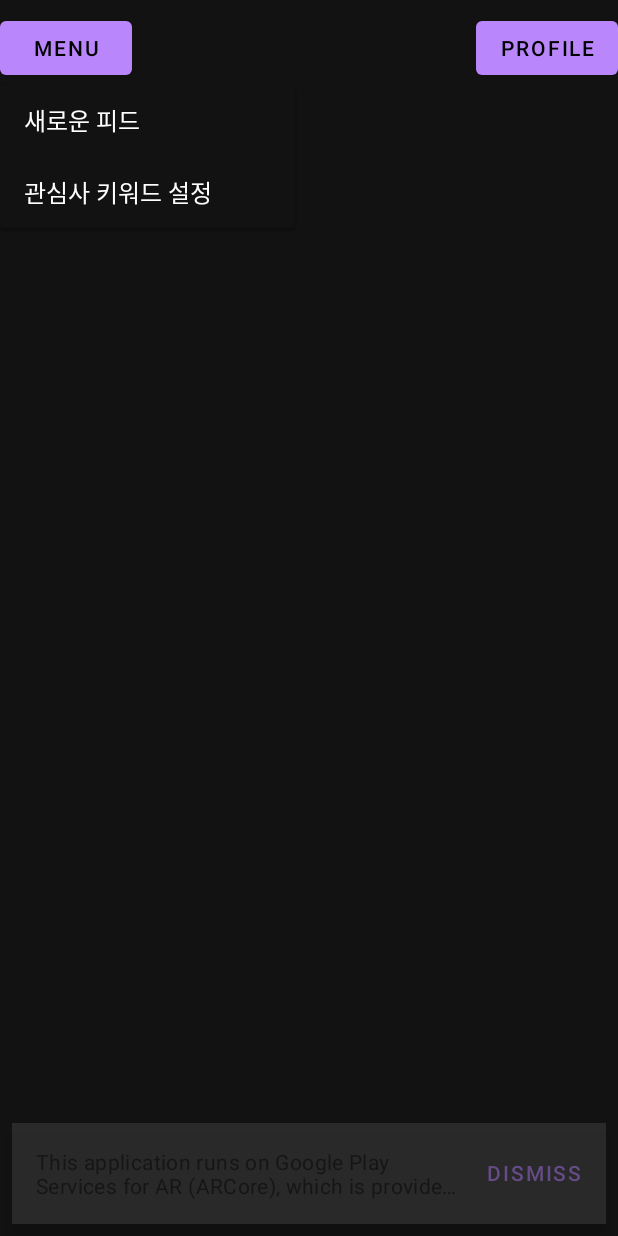
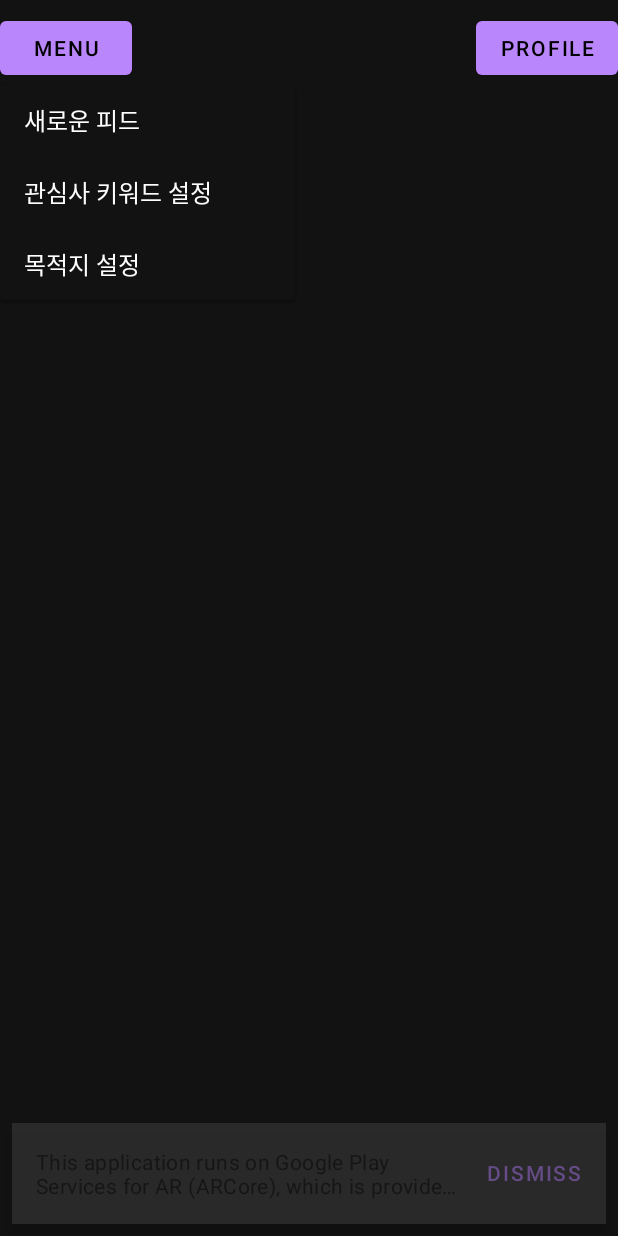
Before and after one commit to PNU-Sinbaram/MapGo, an Android app: the screen it shows after launch (MapGoActivity), after a tap on "MENU", on a phone screen of 412 x 824 dp. Run offline under Robolectric (Android 15) with nearby library versions, the phone set to English and light mode, and no system bars; our stand-ins replace Picasso; libraries missing offline, so code that uses them is left out: com.google.ar.core, com.google.ar.sceneform, com.naver.maps; pictures from the network do not load; 3 statements that could not run were skipped.

Commit message:
feat(ar-recommend) : add navigation button

```diff
--- a/client/app/src/main/res/menu/mapgo_menu.xml
+++ b/client/app/src/main/res/menu/mapgo_menu.xml
@@ -6,4 +6,7 @@
     <item android:id="@+id/menu_keyword"
         android:title="@string/menu_keyword" >
     </item>
+    <item android:id="@+id/menu_navigation"
+        android:title="@string/menu_navigation" >
+    </item>
 </menu>
--- a/client/app/src/main/res/values/strings.xml
+++ b/client/app/src/main/res/values/strings.xml
@@ -3,6 +3,7 @@
     <string name="building_default_text">Building</string>
     <string name="menu_new_feed">새로운 피드</string>
     <string name="menu_keyword">관심사 키워드 설정</string>
+    <string name="menu_navigation">목적지 설정</string>
     <string name="menu_icon_desc">MenuLogo</string>
     <string name="profile_icon_desc">ProfileLogo</string>
     <string name="profile_text_hint">SNS에서 사용할 닉네임</string>
```
